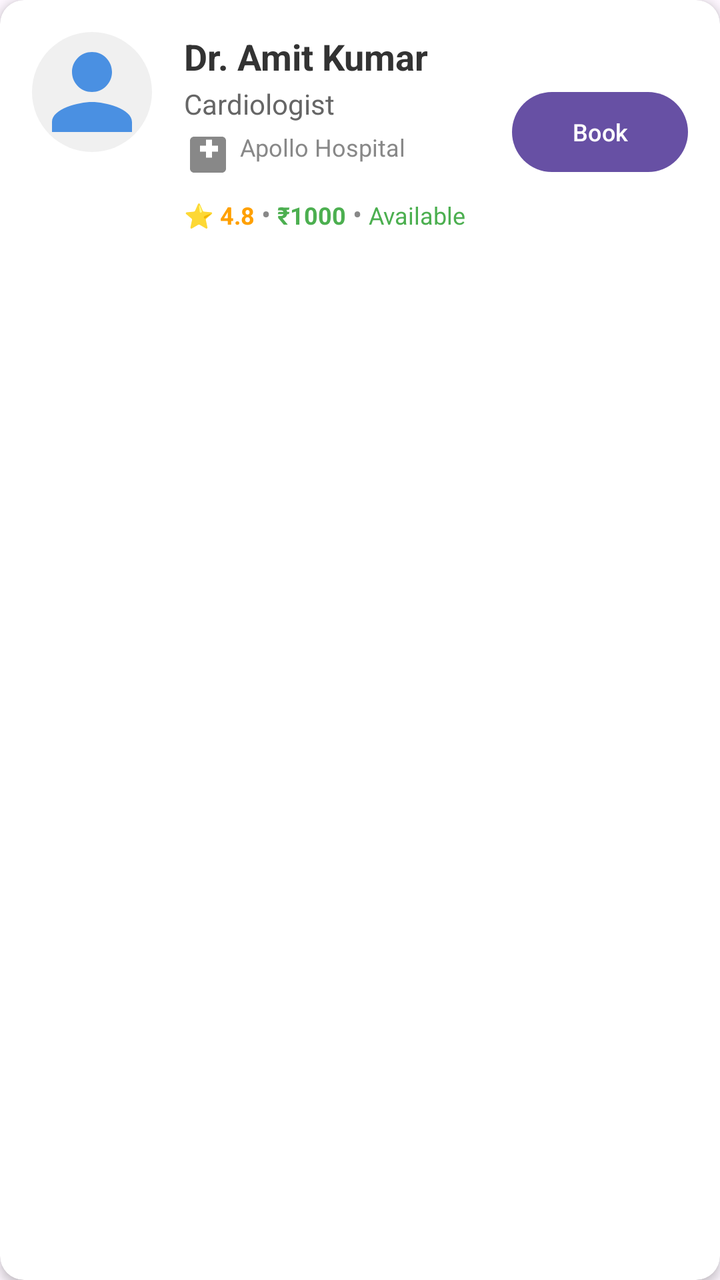
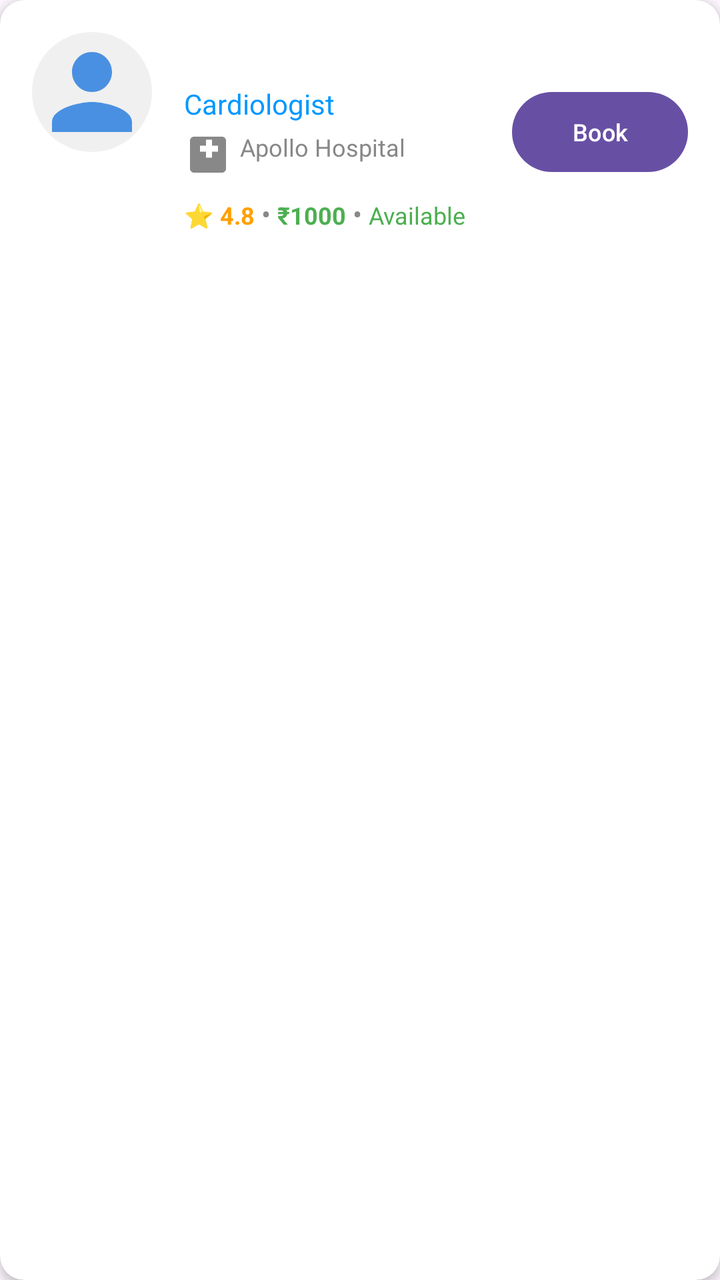

Screens rendered from an Android XML layout before and after an edit, with the pre-edit source and the edit as a unified diff.
<!-- AndroidManifest.xml: application theme Theme.Hospitalmanagement -->
<!-- res/layout/item_doctor_search.xml -->
<?xml version="1.0" encoding="utf-8"?>
<androidx.cardview.widget.CardView
    xmlns:android="http://schemas.android.com/apk/res/android"
    xmlns:app="http://schemas.android.com/apk/res-auto"
    android:layout_width="match_parent"
    android:layout_height="wrap_content"
    android:layout_margin="8dp"
    app:cardCornerRadius="12dp"
    app:cardElevation="3dp">

    <LinearLayout
        android:layout_width="match_parent"
        android:layout_height="wrap_content"
        android:orientation="horizontal"
        android:padding="16dp">

        <ImageView
            android:id="@+id/ivDoctorProfile"
            android:layout_width="60dp"
            android:layout_height="60dp"
            android:src="@drawable/ic_doctor_avatar"
            android:background="@drawable/circle_background"
            android:scaleType="centerCrop"/>

        <LinearLayout
            android:layout_width="0dp"
            android:layout_height="wrap_content"
            android:layout_weight="1"
            android:orientation="vertical"
            android:layout_marginStart="16dp">

            <TextView
                android:id="@+id/tvDoctorName"
                android:layout_width="wrap_content"
                android:layout_height="wrap_content"
                android:text="Dr. Amit Kumar"
                android:textSize="18sp"
                android:textStyle="bold"
                android:textColor="#333333"/>

            <TextView
                android:id="@+id/tvSpecialization"
                android:layout_width="wrap_content"
                android:layout_height="wrap_content"
                android:text="Cardiologist"
                android:textSize="14sp"
                android:textColor="#666666"
                android:layout_marginTop="2dp"/>

            <TextView
                android:id="@+id/tvHospital"
                android:layout_width="wrap_content"
                android:layout_height="wrap_content"
                android:text="Apollo Hospital"
                android:textSize="12sp"
                android:textColor="#888888"
                android:layout_marginTop="4dp"
                android:drawableStart="@drawable/ic_hospital"
                android:drawablePadding="4dp"
                android:drawableTint="#888888"/>

            <LinearLayout
                android:layout_width="wrap_content"
                android:layout_height="wrap_content"
                android:orientation="horizontal"
                android:layout_marginTop="8dp">

                <TextView
                    android:id="@+id/tvRating"
                    android:layout_width="wrap_content"
                    android:layout_height="wrap_content"
                    android:text="⭐ 4.8"
                    android:textSize="12sp"
                    android:textColor="#FFA000"
                    android:textStyle="bold"/>

                <TextView
                    android:layout_width="wrap_content"
                    android:layout_height="wrap_content"
                    android:text=" • "
                    android:textColor="#888888"/>

                <TextView
                    android:id="@+id/tvFee"
                    android:layout_width="wrap_content"
                    android:layout_height="wrap_content"
                    android:text="₹1000"
                    android:textSize="12sp"
                    android:textColor="#4CAF50"
                    android:textStyle="bold"/>

                <TextView
                    android:layout_width="wrap_content"
                    android:layout_height="wrap_content"
                    android:text=" • "
                    android:textColor="#888888"/>

                <TextView
                    android:id="@+id/tvAvailability"
                    android:layout_width="wrap_content"
                    android:layout_height="wrap_content"
                    android:text="Available"
                    android:textSize="12sp"
                    android:textColor="#4CAF50"/>
            </LinearLayout>
        </LinearLayout>

        <Button
            android:id="@+id/btnBookAppointment"
            style="@style/Widget.Material3.Button"
            android:layout_width="wrap_content"
            android:layout_height="wrap_content"
            android:text="Book"
            android:textSize="12sp"
            android:layout_gravity="center_vertical"/>
    </LinearLayout>
</androidx.cardview.widget.CardView>
<!-- resources referenced by this layout -->
<resources>
  <!-- drawable circle_background (drawable) -->
  <?xml version="1.0" encoding="utf-8"?>
  <shape xmlns:android="http://schemas.android.com/apk/res/android" android:shape="oval">
      <solid android:color="#F0F0F0"/> </shape>
  <!-- drawable ic_doctor_avatar (drawable) -->
  <vector android:height="24dp" android:width="24dp"
      android:viewportHeight="24" android:viewportWidth="24"
      xmlns:android="http://schemas.android.com/apk/res/android">
      <path android:fillColor="#4A90E2" android:pathData="M12,12c2.21,0 4,-1.79 4,-4s-1.79,-4 -4,-4 -4,1.79 -4,4 1.79,4 4,4zm0,2c-2.67,0 -8,1.34 -8,4v2h16v-2c0,-2.66 -5.33,-4 -8,-4z"/>
  </vector>
  <!-- drawable ic_hospital (drawable) -->
  <vector xmlns:android="http://schemas.android.com/apk/res/android"
      android:width="24dp"
      android:height="24dp"
      android:viewportWidth="24"
      android:viewportHeight="24"
      android:tint="?attr/colorControlNormal">
      <path
          android:fillColor="@android:color/white"
          android:pathData="M19,3H5C3.9,3 3,3.9 3,5v14c0,1.1 0.9,2 2,2h14c1.1,0 2,-0.9 2,-2V5C21,3.9 20.1,3 19,3zM11,10.5h-3v-3h3v-3h3v3h3v3h-3v3h-3v-3z"/>
  </vector>
  <style name="Theme.Hospitalmanagement" parent="Base.Theme.Hospitalmanagement" />
  <style name="Base.Theme.Hospitalmanagement" parent="Theme.Material3.DayNight.NoActionBar">
          
          
      </style>
</resources>

<!-- the commit's change to res/layout/item_doctor_search.xml (unified diff, before → after) -->
@@ -34,18 +34,18 @@
                 android:layout_width="wrap_content"
                 android:layout_height="wrap_content"
                 android:text="Dr. Amit Kumar"
+                android:textColor="#FFFFFF"
                 android:textSize="18sp"
-                android:textStyle="bold"
-                android:textColor="#333333"/>
+                android:textStyle="bold" />
 
             <TextView
                 android:id="@+id/tvSpecialization"
                 android:layout_width="wrap_content"
                 android:layout_height="wrap_content"
+                android:layout_marginTop="2dp"
                 android:text="Cardiologist"
-                android:textSize="14sp"
-                android:textColor="#666666"
-                android:layout_marginTop="2dp"/>
+                android:textColor="#0098FF"
+                android:textSize="14sp" />
 
             <TextView
                 android:id="@+id/tvHospital"
